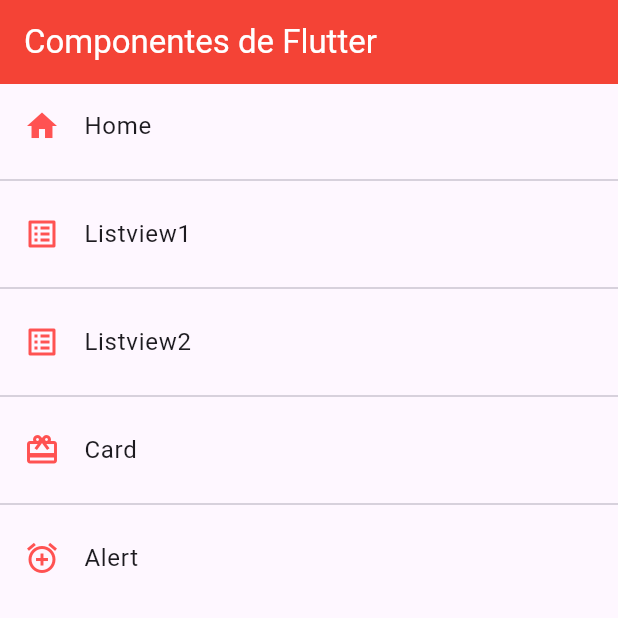
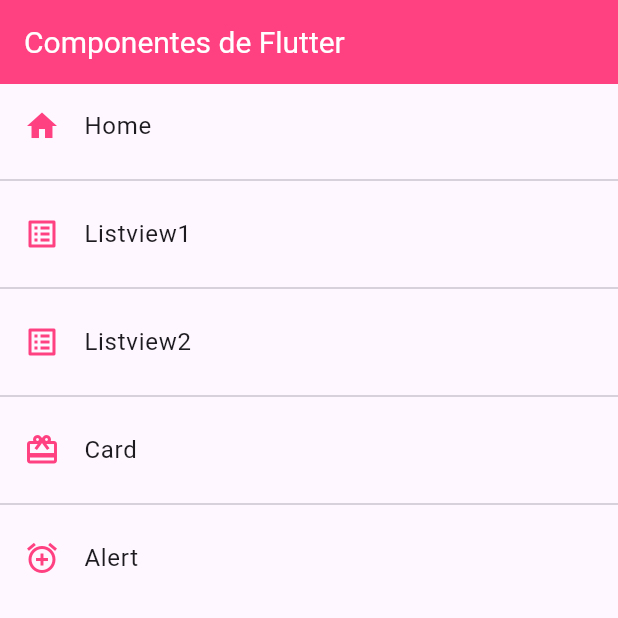
Before and after one commit to alHortalV/fl_components, a Flutter app: the screen it shows after launch, on a phone screen of 412 x 824 dp, the top half of it. Run offline on Flutter 3.47's test engine with Material 3 defaults, Android fonts, the phone set to English and light mode, and no system bars.

Commit message:
App Theme terminado

```diff
--- a/lib/screens/home_screen.dart
+++ b/lib/screens/home_screen.dart
@@ -8,8 +8,9 @@ class HomeScreen extends StatelessWidget {
   Widget build(BuildContext context) {
     return Scaffold(
         appBar: AppBar(
-          title: const Text("Componentes de Flutter",
-              style: TextStyle(color: Colors.white)),
+          title: const Text(
+            "Componentes de Flutter",
+          ),
           //backgroundColor: Colors.indigo,
           elevation: 0, //Opcional para sombreado
         ),
--- a/lib/theme/app_theme.dart
+++ b/lib/theme/app_theme.dart
@@ -1,15 +1,16 @@
 import 'package:flutter/material.dart';
 
 class AppTheme {
-  static const Color primaryColor = Colors.blueGrey;
+  static const Color primary = Colors.pinkAccent;
   static final ThemeData lightTheme = ThemeData.light().copyWith(
       //Color primario
-      // primaryColor: Colors.blueGrey,
+      primaryColor: primary,
       //App Bar Theme
       appBarTheme: const AppBarTheme(
-        color: Colors.red,
-      ),
+          color: primary,
+          titleTextStyle: TextStyle(
+              color: Colors.white, fontSize: 20)), //fontWeight: FontWeight.bold
       listTileTheme: const ListTileThemeData(
-        iconColor: Colors.redAccent,
+        iconColor: primary,
       ));
 }
```
